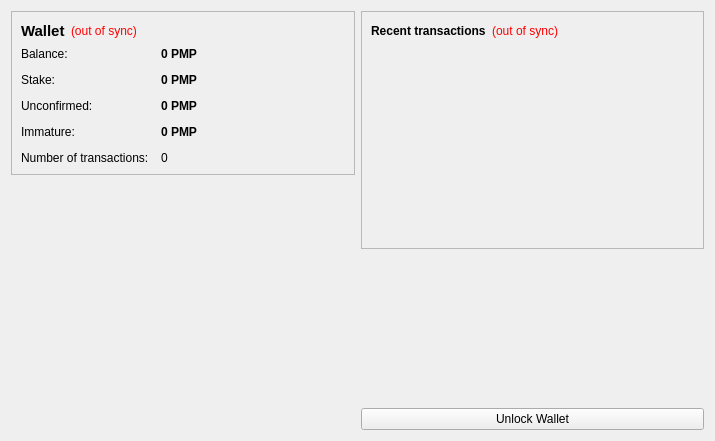
This is src/qt/forms/overviewpage.ui in CryptoHelp/PreminePlus as Qt 5 draws it before an edit. The edited form follows.
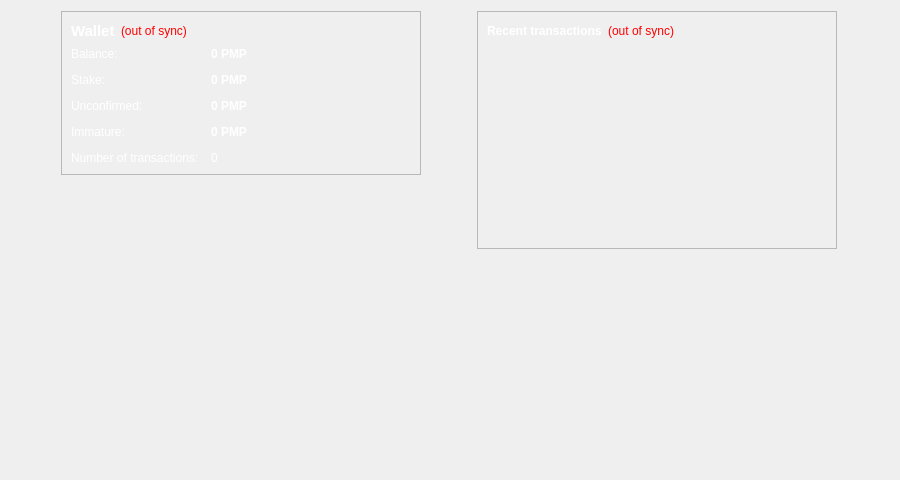
This is the edited form. Icons and pictures are not drawn.

```diff
--- a/src/qt/forms/overviewpage.ui
+++ b/src/qt/forms/overviewpage.ui
@@ -6,18 +6,57 @@
    <rect>
     <x>0</x>
     <y>0</y>
-    <width>715</width>
-    <height>441</height>
+    <width>900</width>
+    <height>480</height>
    </rect>
   </property>
+  <property name="sizePolicy">
+   <sizepolicy hsizetype="Preferred" vsizetype="Preferred">
+    <horstretch>0</horstretch>
+    <verstretch>0</verstretch>
+   </sizepolicy>
+  </property>
+  <property name="minimumSize">
+   <size>
+    <width>500</width>
+    <height>382</height>
+   </size>
+  </property>
+  <property name="maximumSize">
+   <size>
+    <width>900</width>
+    <height>480</height>
+   </size>
+  </property>
   <property name="windowTitle">
    <string>Form</string>
   </property>
+  <property name="styleSheet">
+   <string notr="true"/>
+  </property>
   <layout class="QHBoxLayout" name="horizontalLayout" stretch="1,1">
    <item>
-    <layout class="QVBoxLayout" name="verticalLayout_2">
+    <layout class="QVBoxLayout" name="verticalLayout_2" stretch="0,0,0">
+     <property name="sizeConstraint">
+      <enum>QLayout::SetDefaultConstraint</enum>
+     </property>
      <item>
       <widget class="QFrame" name="frame">
+       <property name="minimumSize">
+        <size>
+         <width>200</width>
+         <height>0</height>
+        </size>
+       </property>
+       <property name="maximumSize">
+        <size>
+         <width>360</width>
+         <height>16777215</height>
+        </size>
+       </property>
+       <property name="styleSheet">
+        <string notr="true">color: white;</string>
+       </property>
        <property name="frameShape">
         <enum>QFrame::StyledPanel</enum>
        </property>
@@ -233,6 +272,18 @@
      </item>
      <item>
       <widget class="QLabel" name="label_6">
+       <property name="minimumSize">
+        <size>
+         <width>224</width>
+         <height>0</height>
+        </size>
+       </property>
+       <property name="maximumSize">
+        <size>
+         <width>224</width>
+         <height>16777215</height>
+        </size>
+       </property>
        <property name="text">
         <string/>
        </property>
@@ -254,8 +305,26 @@
    </item>
    <item>
     <layout class="QVBoxLayout" name="verticalLayout_3">
+     <property name="sizeConstraint">
+      <enum>QLayout::SetDefaultConstraint</enum>
+     </property>
      <item>
       <widget class="QFrame" name="frame_2">
+       <property name="minimumSize">
+        <size>
+         <width>360</width>
+         <height>0</height>
+        </size>
+       </property>
+       <property name="maximumSize">
+        <size>
+         <width>360</width>
+         <height>360</height>
+        </size>
+       </property>
+       <property name="styleSheet">
+        <string notr="true">color: white;</string>
+       </property>
        <property name="frameShape">
         <enum>QFrame::StyledPanel</enum>
        </property>
@@ -267,6 +336,13 @@
          <layout class="QHBoxLayout" name="horizontalLayout_2">
           <item>
            <widget class="QLabel" name="label_4">
+            <property name="font">
+             <font>
+              <pointsize>9</pointsize>
+              <weight>75</weight>
+              <bold>true</bold>
+             </font>
+            </property>
             <property name="text">
              <string>&lt;b&gt;Recent transactions&lt;/b&gt;</string>
             </property>
@@ -305,6 +381,18 @@
         </item>
         <item>
          <widget class="QListView" name="listTransactions">
+          <property name="sizePolicy">
+           <sizepolicy hsizetype="Preferred" vsizetype="Preferred">
+            <horstretch>0</horstretch>
+            <verstretch>0</verstretch>
+           </sizepolicy>
+          </property>
+          <property name="maximumSize">
+           <size>
+            <width>16777215</width>
+            <height>306</height>
+           </size>
+          </property>
           <property name="styleSheet">
            <string notr="true">QListView { background: transparent; }</string>
           </property>
@@ -330,6 +418,9 @@
        <property name="orientation">
         <enum>Qt::Vertical</enum>
        </property>
+       <property name="sizeType">
+        <enum>QSizePolicy::Expanding</enum>
+       </property>
        <property name="sizeHint" stdset="0">
         <size>
          <width>20</width>
@@ -338,13 +429,6 @@
        </property>
       </spacer>
      </item>
-     <item>
-      <widget class="QPushButton" name="unlockWalletButton">
-       <property name="text">
-        <string>Unlock Wallet</string>
-       </property>
-      </widget>
-     </item>
     </layout>
    </item>
   </layout>
```
Left out of the diff: 5 changed lines with no effect on the pictures.
